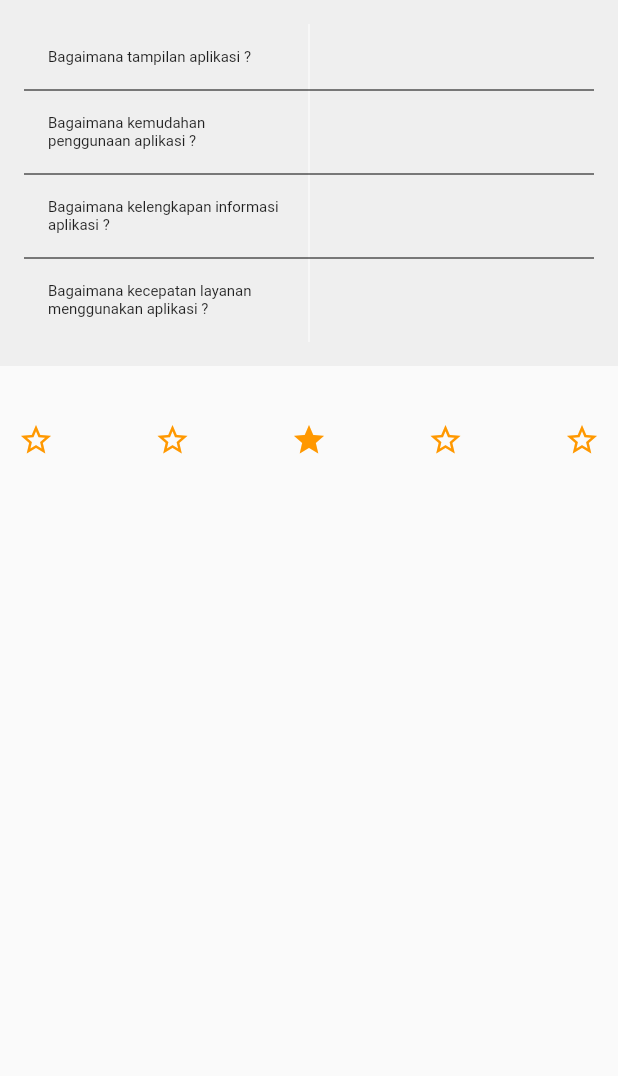
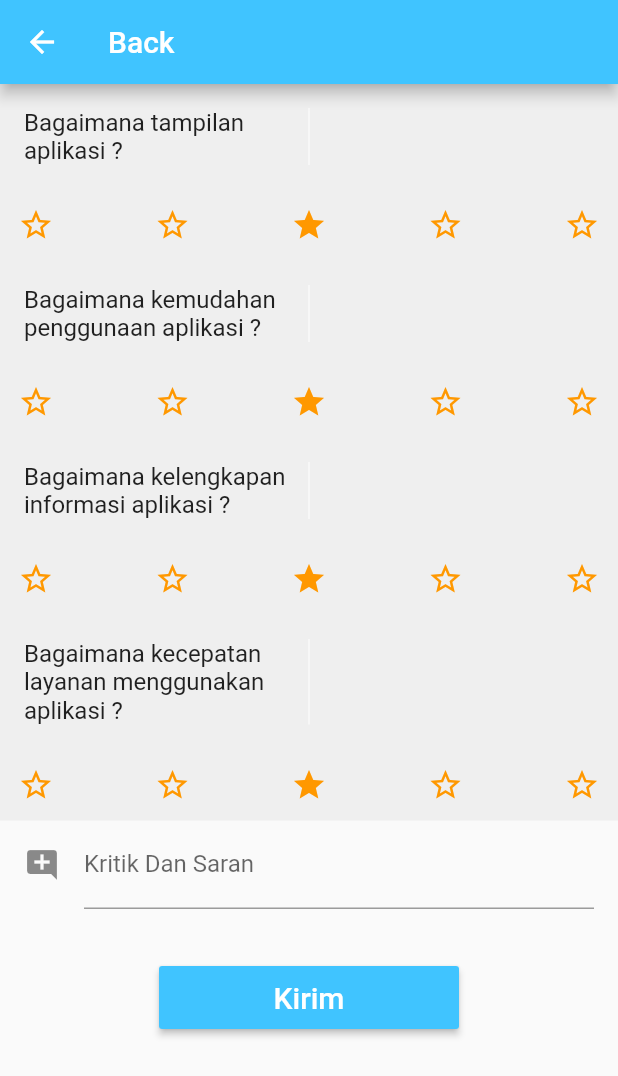
Before and after one commit to OKKPD/okkpddev, a Flutter app: the SurveiTest screen opened directly, on a phone screen of 412 x 824 dp. Shown: the top 1076 px of the screen. Run offline on Flutter 3.47's test engine with Material 2 defaults, Android fonts, the phone set to English and light mode, and no system bars; our stand-ins replace dio, fluttertoast, image_picker, progress_dialog, shared_preferences; missing offline and left inert: flutter_barcode_scanner, loading; accounts and stored records are empty; network calls fail; Roboto replaces fonts that are missing (NeoSans).

Commit message:
survei pelanggan

```diff
--- a/okkpd_mobile/lib/main.dart
+++ b/okkpd_mobile/lib/main.dart
@@ -86,7 +86,7 @@ class _SplashScreenState extends State<SplashScreen> {
         Navigator.of(context).pushReplacementNamed('/homeGuest');
       }
     } else {
-      Navigator.of(context).pushReplacementNamed('/homeGuest');
+      Navigator.of(context).pushReplacementNamed('/homescreen');
     }
   }
 
--- a/okkpd_mobile/lib/pages/surveiPelanggan/surveiTest.dart
+++ b/okkpd_mobile/lib/pages/surveiPelanggan/surveiTest.dart
@@ -2,6 +2,7 @@ import 'dart:ui';
 
 import 'package:flutter/material.dart';
 import 'package:url_launcher/url_launcher.dart';
+import 'package:okkpd_mobile/pages/homeScreen.dart';
 
 class SurveiTest extends StatefulWidget {
   @override
@@ -28,6 +29,10 @@ class _SurveiTest extends State<SurveiTest> {
   Widget build(BuildContext context) {
 
     return Scaffold(
+        appBar: AppBar(
+          title: Text("Back", style: TextStyle(color: Colors.white)),
+          backgroundColor: Colors.lightBlueAccent,
+        ),
         body: Container(
           child: Column(
             children: <Widget>[
@@ -53,36 +58,148 @@ class _SurveiTest extends State<SurveiTest> {
                           ),
                           children: [
                             _buildTableRow("Bagaimana tampilan aplikasi ?, "),
+
+                          ],
+                        ),
+                      ),
+                      Row(
+                          mainAxisAlignment: MainAxisAlignment.spaceBetween,
+                          children: <Widget>[
+                            for ( var i in _Gambar ) _buildSuggestions(i['id']),
+
+                          ]
+
+                      ),
+                      Container(
+                        padding: EdgeInsets.all(16),
+                        child: Table(
+                          border: TableBorder(
+                            horizontalInside: BorderSide(
+                              color: Colors.black,
+                              style: BorderStyle.solid,
+                              width: 0.0,
+                            ),
+                            verticalInside: BorderSide(
+                              color: Colors.white,
+                              style: BorderStyle.solid,
+                              width: 0.0,
+                            ),
+                          ),
+                          children: [
                             _buildTableRow("Bagaimana kemudahan penggunaan aplikasi ?, "),
+
+                          ],
+                        ),
+                      ),
+                      Row(
+                          mainAxisAlignment: MainAxisAlignment.spaceBetween,
+                          children: <Widget>[
+                            for ( var q in _Gambar ) _buildSuggestions2(q['id']),
+
+                          ]
+
+                      ),
+                      Container(
+                        padding: EdgeInsets.all(16),
+                        child: Table(
+                          border: TableBorder(
+                            horizontalInside: BorderSide(
+                              color: Colors.black,
+                              style: BorderStyle.solid,
+                              width: 0.0,
+                            ),
+                            verticalInside: BorderSide(
+                              color: Colors.white,
+                              style: BorderStyle.solid,
+                              width: 0.0,
+                            ),
+                          ),
+                          children: [
                             _buildTableRow("Bagaimana kelengkapan informasi aplikasi ?, "),
+
+                          ],
+                        ),
+                      ),
+                      Row(
+                          mainAxisAlignment: MainAxisAlignment.spaceBetween,
+                          children: <Widget>[
+                            for ( var i in _Gambar ) _buildSuggestions(i['id']),
+
+                          ]
+
+                      ),
+                      Container(
+                        padding: EdgeInsets.all(16),
+                        child: Table(
+                          border: TableBorder(
+                            horizontalInside: BorderSide(
+                              color: Colors.black,
+                              style: BorderStyle.solid,
+                              width: 0.0,
+                            ),
+                            verticalInside: BorderSide(
+                              color: Colors.white,
+                              style: BorderStyle.solid,
+                              width: 0.0,
+                            ),
+                          ),
+                          children: [
                             _buildTableRow("Bagaimana kecepatan layanan menggunakan aplikasi ?, "),
 
                           ],
                         ),
                       ),
+                      Row(
+                          mainAxisAlignment: MainAxisAlignment.spaceBetween,
+                          children: <Widget>[
+                            for ( var i in _Gambar ) _buildSuggestions(i['id']),
+
+                          ]
+
+                      ),
                     ],
                   )),
+
               Container(
                 child: Column(
                   crossAxisAlignment: CrossAxisAlignment.start,
                   children: <Widget>[
-
-
-                    Padding(
+                      Padding(
                       padding: EdgeInsets.fromLTRB(16.0, 0.0, 16.0, 25.0),
+                        child: TextFormField(
+                          //controller: _textEditConName,
+                          keyboardType: TextInputType.text,
+                          textInputAction: TextInputAction.next,
+                          //validator: _validateUserName,
+//                          onFieldSubmitted: (String value) {
+//                            FocusScope.of(context).requestFocus(_passwordEmail);
+//                          },
+                          decoration: InputDecoration(
+                              labelText: 'Kritik Dan Saran',
+                              icon: Icon(Icons.add_comment)),
+                        ),
 
                     ),
                   ],
                 ),
               ),
-
-              Row(
-                  mainAxisAlignment: MainAxisAlignment.spaceBetween,
-                  children: <Widget>[
-                    for ( var i in _Gambar ) _buildSuggestions(i['id']),
-
-                  ]
-
+              Container(
+                padding: EdgeInsets.symmetric(vertical: 10.0),
+                child: Material(
+                  child: MaterialButton(
+                    minWidth: 200.0,
+                    height: 42.0,
+                    onPressed: (){
+                      Navigator.push(
+                        context,
+                        MaterialPageRoute(builder: (context) => HomeScreen()),
+                      );
+                    },
+                    color: Colors.lightBlueAccent,
+                    child: Text('Kirim',
+                        style: TextStyle(color: Colors.white, fontSize: 20.0)),
+                  ),
+                ),
               ),
 
             ],
@@ -97,8 +214,8 @@ class _SurveiTest extends State<SurveiTest> {
       children: listOfNames.split(',').map((name) {
         return Container(
           alignment: Alignment.topLeft,
-          child: Text(name, style: TextStyle(fontSize: 10.0)),
-          padding: EdgeInsets.all(16.0),
+          child: Text(name, style: TextStyle(fontSize: 16.0)),
+          padding: EdgeInsets.all(0.0),
         );
       }).toList(),
     );
@@ -127,4 +244,27 @@ class _SurveiTest extends State<SurveiTest> {
       );
 //    }
   }
+
+  _buildSuggestions2(int q) {
+//    for (var i = 0; i < 5; i++) {
+    print(_Gambar[q-1]);
+    return IconButton(
+      color: Colors.orange ,
+      icon: _Gambar[q-1]['active']==true?Icon(Icons.star):Icon(Icons.star_border),
+      tooltip: 'Increase volume by 10',
+      onPressed: () {
+        for(var a=0; a<_Gambar.length; a++) {
+          if(a<q){
+            _Gambar[a]['active'] = true;
+          }else{
+            _Gambar[a]['active'] = false;
+          }
+        }
+        setState(() {
+
+        });
+      },
+    );
+//    }
+  }
 }
```
